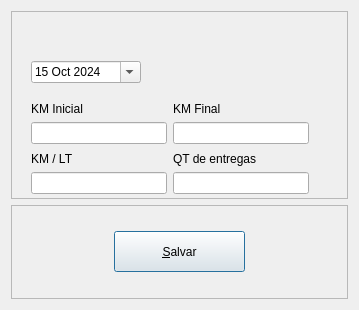
This is ui/CadEntregas.ui in Locked666/My-Finance-QtDesigner as Qt 5 draws it before an edit. The edited form follows.
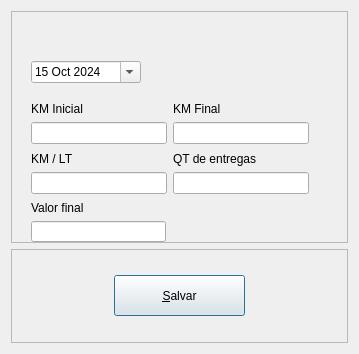
This is the edited form.

The edit to the form file:
```diff
--- a/ui/CadEntregas.ui
+++ b/ui/CadEntregas.ui
@@ -7,7 +7,7 @@
     <x>0</x>
     <y>0</y>
     <width>359</width>
-    <height>310</height>
+    <height>354</height>
    </rect>
   </property>
   <property name="windowTitle">
@@ -45,7 +45,7 @@
        </date>
       </property>
      </widget>
-     <widget class="QWidget" name="">
+     <widget class="QWidget" name="layoutWidget">
       <property name="geometry">
        <rect>
         <x>20</x>
@@ -85,7 +85,7 @@
        </item>
       </layout>
      </widget>
-     <widget class="QWidget" name="">
+     <widget class="QWidget" name="layoutWidget">
       <property name="geometry">
        <rect>
         <x>20</x>
@@ -125,6 +125,28 @@
        </item>
       </layout>
      </widget>
+     <widget class="QWidget" name="layoutWidget_2">
+      <property name="geometry">
+       <rect>
+        <x>20</x>
+        <y>190</y>
+        <width>135</width>
+        <height>41</height>
+       </rect>
+      </property>
+      <layout class="QVBoxLayout" name="verticalLayout_7">
+       <item>
+        <widget class="QLabel" name="label_6">
+         <property name="text">
+          <string>Valor final</string>
+         </property>
+        </widget>
+       </item>
+       <item>
+        <widget class="QLineEdit" name="text_vlr_final"/>
+       </item>
+      </layout>
+     </widget>
     </widget>
    </item>
    <item>
```
Left out of the diff: 10 changed lines with no effect on the pictures.
